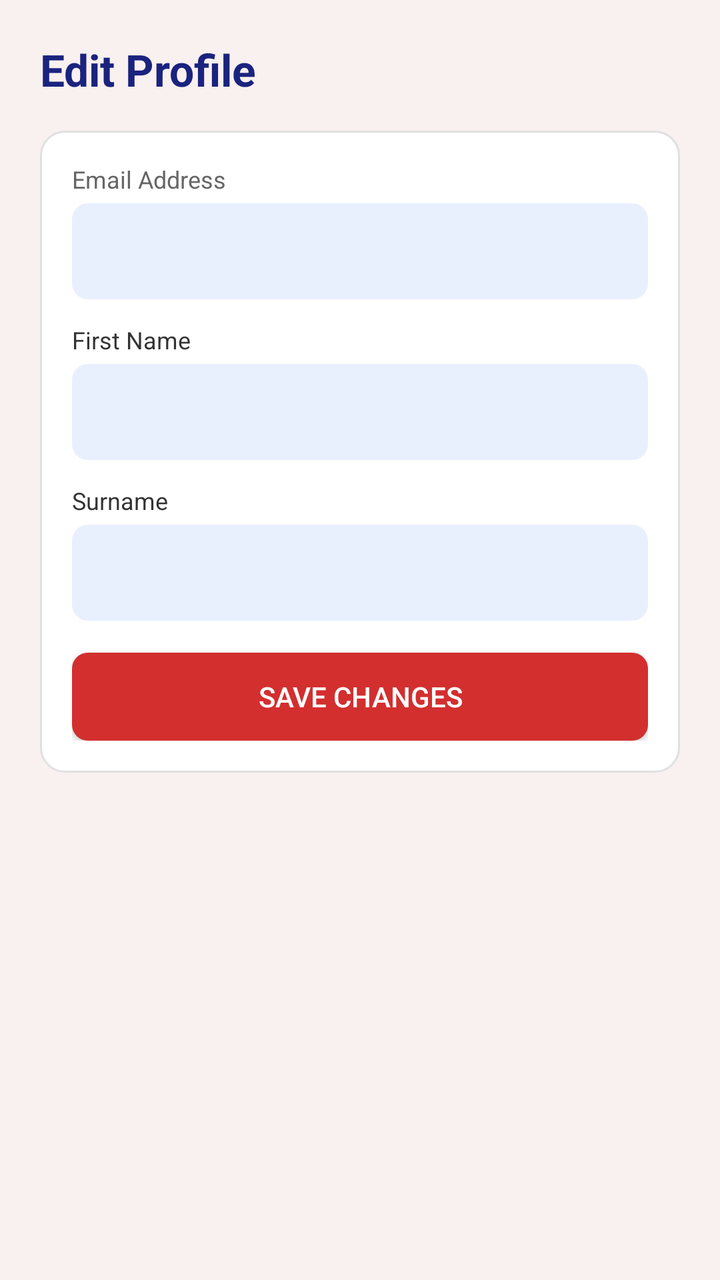
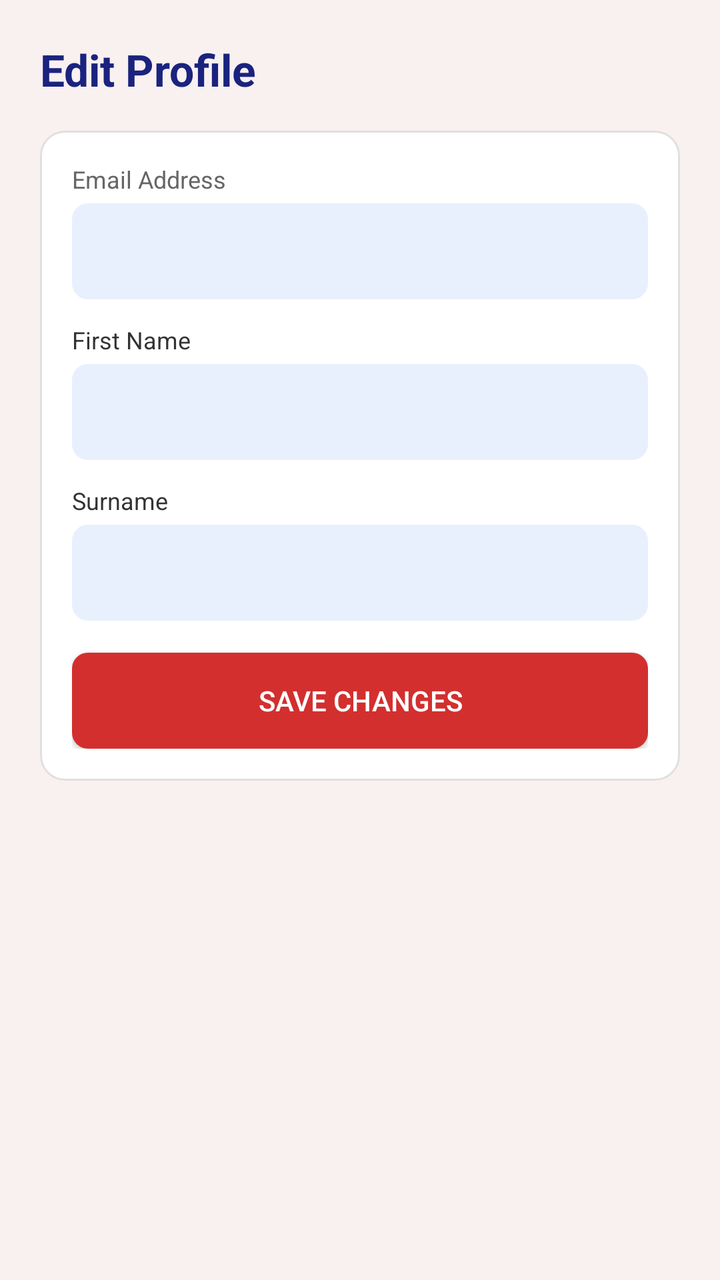

An Android layout rendered at two revisions. The XML below is the earlier revision; the diff shows what the commit changed to produce the second picture.
<!-- AndroidManifest.xml: application theme Theme.Halaxy_health -->
<!-- res/layout/activity_edit_profile.xml -->
<?xml version="1.0" encoding="utf-8"?>
<LinearLayout xmlns:android="http://schemas.android.com/apk/res/android"
    android:layout_width="match_parent"
    android:layout_height="match_parent"
    android:orientation="vertical"
    android:background="#FFF9F0F0"
    android:padding="20dp">

    <TextView
        android:layout_width="wrap_content"
        android:layout_height="wrap_content"
        android:text="Edit Profile"
        android:textSize="22sp"
        android:textStyle="bold"
        android:textColor="#1A237E"
        android:layout_marginBottom="16dp" />

    <LinearLayout
        android:layout_width="match_parent"
        android:layout_height="wrap_content"
        android:background="@drawable/bg_card"
        android:orientation="vertical"
        android:padding="16dp">

        <TextView
            android:layout_width="wrap_content"
            android:layout_height="wrap_content"
            android:text="Email Address"
            android:textSize="12sp"
            android:textColor="#666" />

        <EditText
            android:id="@+id/edtEmail"
            android:layout_width="match_parent"
            android:layout_height="48dp"
            android:background="@drawable/bg_input"
            android:enabled="false"
            android:padding="12dp"
            android:layout_marginTop="4dp"
            android:layout_marginBottom="12dp" />

        <TextView
            android:layout_width="wrap_content"
            android:layout_height="wrap_content"
            android:text="First Name"
            android:textSize="12sp"
            android:textColor="#333" />

        <EditText
            android:id="@+id/edtName"
            android:layout_width="match_parent"
            android:layout_height="48dp"
            android:background="@drawable/bg_input"
            android:padding="12dp"
            android:layout_marginTop="4dp"
            android:layout_marginBottom="12dp" />

        <TextView
            android:layout_width="wrap_content"
            android:layout_height="wrap_content"
            android:text="Surname"
            android:textSize="12sp"
            android:textColor="#333" />

        <EditText
            android:id="@+id/edtSurname"
            android:layout_width="match_parent"
            android:layout_height="48dp"
            android:background="@drawable/bg_input"
            android:padding="12dp"
            android:layout_marginTop="4dp"
            android:layout_marginBottom="16dp" />

        <Button
            android:id="@+id/btnSave"
            android:layout_width="match_parent"
            android:layout_height="44dp"
            android:text="SAVE CHANGES"
            android:background="@drawable/bg_red_button"
            android:textColor="#FFFFFF" />
    </LinearLayout>
</LinearLayout>
<!-- resources referenced by this layout -->
<resources>
  <!-- drawable bg_card (drawable) -->
  <shape xmlns:android="http://schemas.android.com/apk/res/android">
      <solid android:color="#FFFFFF"/>
      <corners android:radius="12dp"/>
      <stroke android:width="1dp" android:color="#E0E0E0"/>
  </shape>
  <!-- drawable bg_input (drawable) -->
  <shape xmlns:android="http://schemas.android.com/apk/res/android">
      <solid android:color="#E8F0FE"/>
      <corners android:radius="8dp"/>
  </shape>
  <!-- drawable bg_red_button (drawable) -->
  <shape xmlns:android="http://schemas.android.com/apk/res/android">
      <solid android:color="#D32F2F"/>
      <corners android:radius="8dp"/>
  </shape>
  <style name="Theme.Halaxy_health" parent="Theme.AppCompat.Light.NoActionBar">
          <item name="colorPrimary">#1A237E</item>
          <item name="colorPrimaryDark">#7B1113</item>
          <item name="colorAccent">#D32F2F</item>
      </style>
</resources>

<!-- the commit's change to res/layout/activity_edit_profile.xml (unified diff, before → after) -->
@@ -74,7 +74,7 @@
         <Button
             android:id="@+id/btnSave"
             android:layout_width="match_parent"
-            android:layout_height="44dp"
+            android:layout_height="48dp"
             android:text="SAVE CHANGES"
             android:background="@drawable/bg_red_button"
             android:textColor="#FFFFFF" />
